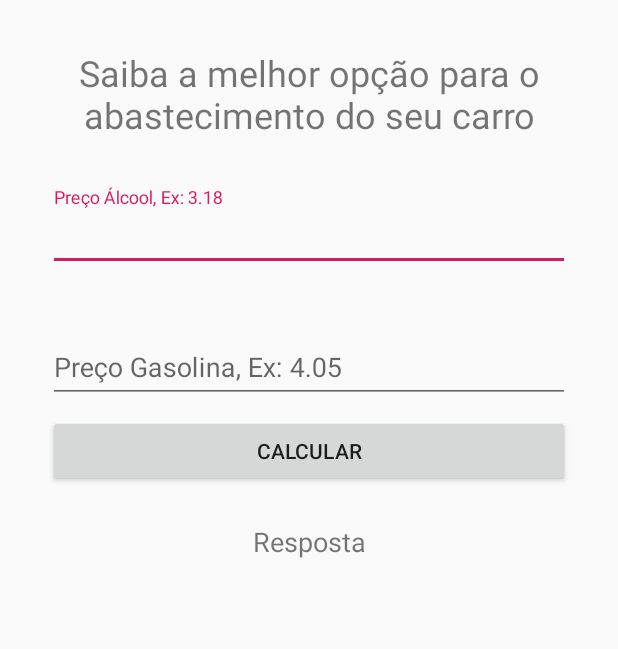
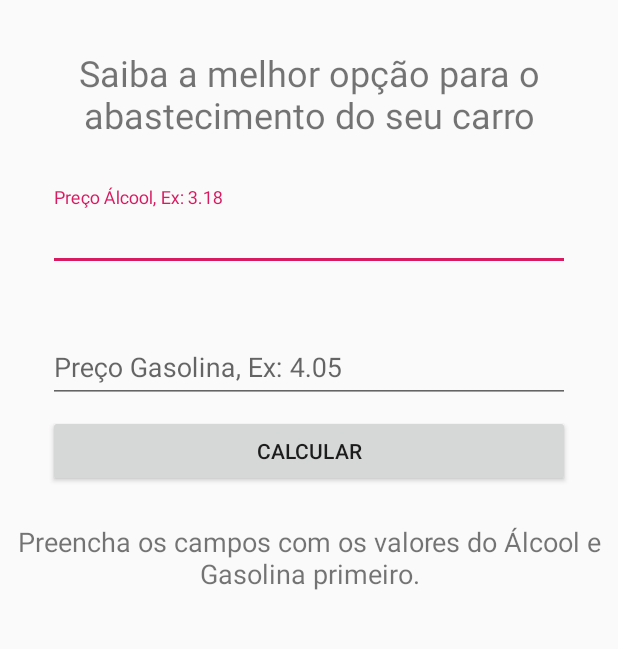
Before and after one commit to nazzog/AndroidApps, an Android app: the screen it shows after launch (MainActivity), after a tap on "CALCULAR", on a phone screen of 412 x 824 dp, the part 279-928 px from its top. Run offline under Robolectric (Android 15) with nearby library versions, the phone set to English and light mode, and no system bars.

Commit message:
Adicionado um ScrollView e uma mensagem à validação de campos em caso de erro de digitação

```diff
--- a/AlcoolouGasolina/app/src/main/java/com/tiagoalvesmh/alcoolougasolina/MainActivity.java
+++ b/AlcoolouGasolina/app/src/main/java/com/tiagoalvesmh/alcoolougasolina/MainActivity.java
@@ -31,11 +31,17 @@ public class MainActivity extends AppCompatActivity {
         //Validar os campos digitados
         Boolean camposValidados = this.validarCampos(precoAlcool, precoGasolina);
         if(camposValidados){
-
+            this.calcularMelhorPreco(precoAlcool, precoGasolina);
         }
         else {
+            tvResposta.setText("Preencha os campos com os valores do Álcool e Gasolina primeiro.");
+        }
+    }
 
-        }
+    public void calcularMelhorPreco(String pAlcool, String pGasolina){
+        //Converter calores string em numeros
+        Double precoAlcool = Double.parseDouble(pAlcool);
+        Double precoGasolina = Double.parseDouble(pGasolina);
     }
 
     public Boolean validarCampos(String pAlcool, String pGasolina){
--- a/AlcoolouGasolina/app/src/main/res/layout/activity_main.xml
+++ b/AlcoolouGasolina/app/src/main/res/layout/activity_main.xml
@@ -1,9 +1,14 @@
 <?xml version="1.0" encoding="utf-8"?>
 
-<android.support.constraint.ConstraintLayout
+<ScrollView
     xmlns:android="http://schemas.android.com/apk/res/android"
     xmlns:app="http://schemas.android.com/apk/res-auto"
     xmlns:tools="http://schemas.android.com/tools"
+    android:layout_width="match_parent"
+    android:layout_height="match_parent"
+    >
+
+<android.support.constraint.ConstraintLayout
     android:layout_width="match_parent"
     android:layout_height="match_parent"
     tools:context=".MainActivity">
@@ -96,9 +101,13 @@
         android:layout_marginStart="8dp"
         android:layout_marginTop="24dp"
         android:layout_marginEnd="8dp"
+        android:layout_marginBottom="32dp"
         android:text="Resposta"
+        android:textAlignment="center"
         android:textSize="18sp"
+        app:layout_constraintBottom_toBottomOf="parent"
         app:layout_constraintEnd_toEndOf="parent"
         app:layout_constraintStart_toStartOf="parent"
         app:layout_constraintTop_toBottomOf="@+id/bttCalcular" />
 </android.support.constraint.ConstraintLayout>
+</ScrollView>
```
